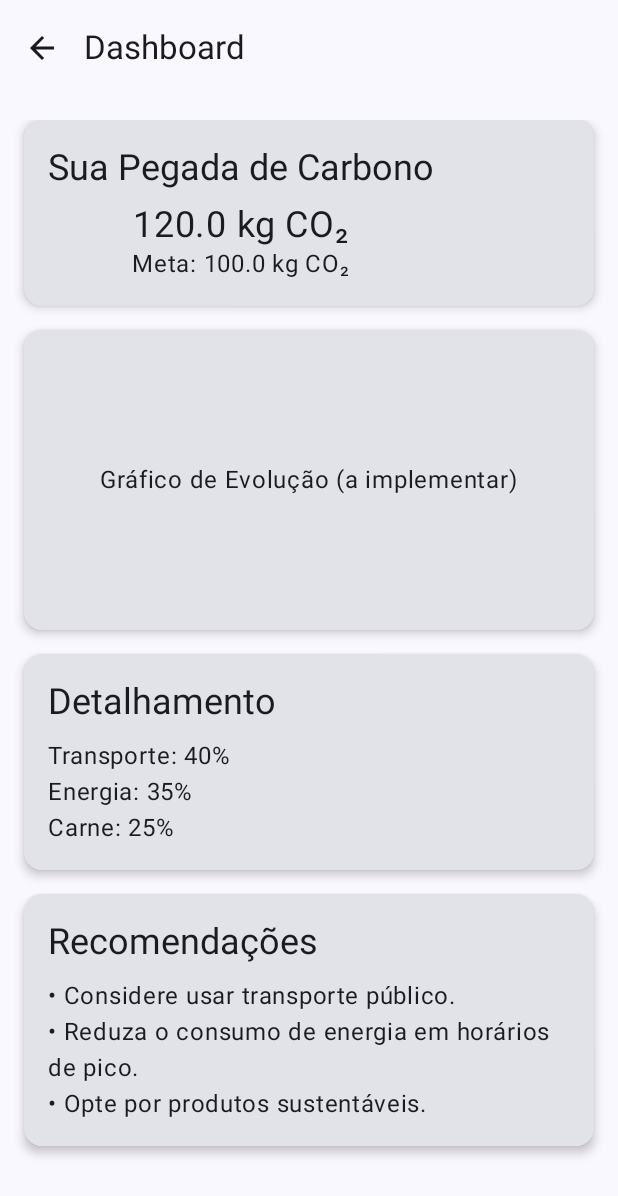
After one commit to allef-rodri/HearFlash, an Android app built with Jetpack Compose: the Dashboard screen opened through its navigation route, on a phone screen of 412 x 824 dp. The commit adds this screen. Shown: the top 1196 px of the screen. Run offline under Robolectric (Android 15) with nearby library versions, the phone set to English and light mode, and no system bars; our stand-ins replace Firebase (no records; nobody signed in at launch, a user with empty details on screens opened directly), livedata-compose.

Commit message:
feat: Add Dashboard screen and navigation
- Added a new Dashboard screen with carbon footprint information and recommendations.
- Added navigation from the Home screen to the Dashboard screen.
- Created new files `.idea/appInsightsSettings.xml` and `.idea/studiobot.xml`
- Updated Home screen with a button to navigate to Dashboard screen
- Added back button in Dashboard screen.

```diff
--- a/app/src/main/java/br/com/hearflash/MyAppNavigation.kt
+++ b/app/src/main/java/br/com/hearflash/MyAppNavigation.kt
@@ -5,6 +5,7 @@ import androidx.compose.ui.Modifier
 import androidx.navigation.compose.NavHost
 import androidx.navigation.compose.composable
 import androidx.navigation.compose.rememberNavController
+import br.com.hearflash.screens.Dashboard
 import br.com.hearflash.screens.Home
 import br.com.hearflash.screens.Login
 import br.com.hearflash.screens.SignUp
@@ -35,5 +36,14 @@ fun MyAppNavigation(modifier: Modifier = Modifier, authViewModel: AuthViewModel)
                 authViewModel
             )
         }
+        composable("dashboard") {
+            Dashboard(
+                modifier,
+                navController,
+                authViewModel,
+                pegadaCarbono = 120.0,
+                meta = 100.0
+            )
+        }
     })
 }
--- /dev/null
+++ b/app/src/main/java/br/com/hearflash/screens/Dashboard.kt
@@ -0,0 +1,131 @@
+package br.com.hearflash.screens
+
+import androidx.compose.foundation.layout.Arrangement
+import androidx.compose.foundation.layout.Column
+import androidx.compose.foundation.layout.fillMaxSize
+import androidx.compose.foundation.layout.padding
+import androidx.compose.foundation.layout.Spacer
+import androidx.compose.foundation.layout.height
+import androidx.compose.foundation.layout.fillMaxWidth
+import androidx.compose.foundation.layout.Box
+import androidx.compose.foundation.rememberScrollState
+import androidx.compose.foundation.verticalScroll
+import androidx.compose.material3.Card
+import androidx.compose.material3.CardDefaults
+import androidx.compose.material3.Icon
+import androidx.compose.material3.IconButton
+import androidx.compose.material3.Scaffold
+import androidx.compose.material3.Text
+import androidx.compose.material3.TopAppBar
+import androidx.compose.material3.MaterialTheme
+import androidx.compose.material.icons.Icons
+import androidx.compose.material.icons.filled.ArrowBack
+import androidx.compose.material3.ExperimentalMaterial3Api
+import androidx.compose.runtime.Composable
+import androidx.compose.runtime.LaunchedEffect
+import androidx.compose.runtime.livedata.observeAsState
+import androidx.compose.ui.Alignment
+import androidx.compose.ui.Modifier
+import androidx.compose.ui.unit.dp
+import androidx.compose.ui.unit.sp
+import androidx.navigation.NavController
+import br.com.hearflash.AuthViewModel
+
+@OptIn(ExperimentalMaterial3Api::class)
+@Composable
+fun Dashboard(
+    modifier: Modifier = Modifier,
+    navController: NavController,
+    authViewModel: AuthViewModel,
+    pegadaCarbono: Double,
+    meta: Double
+) {
+    val authState = authViewModel.authState.observeAsState()
+
+    LaunchedEffect(authState.value) {
+        if (authState.value is AuthViewModel.AuthState.Unauthenticated) {
+            navController.navigate("login")
+        }
+    }
+
+    Scaffold(
+        topBar = {
+            TopAppBar(
+                title = { Text("Dashboard") },
+                navigationIcon = {
+                    IconButton(onClick = { navController.navigate("home") }) {
+                        Icon(
+                            imageVector = Icons.Default.ArrowBack,
+                            contentDescription = "Voltar para Home"
+                        )
+                    }
+                }
+            )
+        },
+        content = { innerPadding ->
+            Column(
+                modifier = modifier
+                    .fillMaxSize()
+                    .padding(innerPadding)
+                    .padding(16.dp)
+                    .verticalScroll(rememberScrollState()),
+                verticalArrangement = Arrangement.spacedBy(16.dp)
+            ) {
+                Card(
+                    modifier = Modifier.fillMaxWidth(),
+                    elevation = CardDefaults.cardElevation(defaultElevation = 4.dp)
+                ) {
+                    Column(
+                        modifier = Modifier.padding(16.dp),
+                        horizontalAlignment = Alignment.CenterHorizontally
+                    ) {
+                        Text(text = "Sua Pegada de Carbono", style = MaterialTheme.typography.headlineSmall)
+                        Spacer(modifier = Modifier.height(8.dp))
+                        Text(text = "${pegadaCarbono} kg CO₂", fontSize = 24.sp)
+                        Text(text = "Meta: ${meta} kg CO₂", fontSize = 16.sp)
+                    }
+                }
+
+                Card(
+                    modifier = Modifier.fillMaxWidth(),
+                    elevation = CardDefaults.cardElevation(defaultElevation = 4.dp)
+                ) {
+                    Box(
+                        modifier = Modifier
+                            .height(200.dp)
+                            .fillMaxWidth(),
+                        contentAlignment = Alignment.Center
+                    ) {
+                        Text(text = "Gráfico de Evolução (a implementar)")
+                    }
+                }
+
+                Card(
+                    modifier = Modifier.fillMaxWidth(),
+                    elevation = CardDefaults.cardElevation(defaultElevation = 4.dp)
+                ) {
+                    Column(modifier = Modifier.padding(16.dp)) {
+                        Text(text = "Detalhamento", style = MaterialTheme.typography.headlineSmall)
+                        Spacer(modifier = Modifier.height(8.dp))
+                        Text(text = "Transporte: 40%")
+                        Text(text = "Energia: 35%")
+                        Text(text = "Carne: 25%")
+                    }
+                }
+
+                Card(
+                    modifier = Modifier.fillMaxWidth(),
+                    elevation = CardDefaults.cardElevation(defaultElevation = 4.dp)
+                ) {
+                    Column(modifier = Modifier.padding(16.dp)) {
+                        Text(text = "Recomendações", style = MaterialTheme.typography.headlineSmall)
+                        Spacer(modifier = Modifier.height(8.dp))
+                        Text(text = "• Considere usar transporte público.")
+                        Text(text = "• Reduza o consumo de energia em horários de pico.")
+                        Text(text = "• Opte por produtos sustentáveis.")
+                    }
+                }
+            }
+        }
+    )
+}
--- a/app/src/main/java/br/com/hearflash/screens/Home.kt
+++ b/app/src/main/java/br/com/hearflash/screens/Home.kt
@@ -2,7 +2,10 @@ package br.com.hearflash.screens
 
 import androidx.compose.foundation.layout.Arrangement
 import androidx.compose.foundation.layout.Column
+import androidx.compose.foundation.layout.Spacer
 import androidx.compose.foundation.layout.fillMaxSize
+import androidx.compose.foundation.layout.height
+import androidx.compose.material3.Button
 import androidx.compose.material3.Text
 import androidx.compose.material3.TextButton
 import androidx.compose.runtime.Composable
@@ -10,6 +13,7 @@ import androidx.compose.runtime.LaunchedEffect
 import androidx.compose.runtime.livedata.observeAsState
 import androidx.compose.ui.Alignment
 import androidx.compose.ui.Modifier
+import androidx.compose.ui.unit.dp
 import androidx.compose.ui.unit.sp
 import androidx.navigation.NavController
 import br.com.hearflash.AuthViewModel
@@ -37,6 +41,14 @@ fun Home(modifier: Modifier = Modifier, navController: NavController, authViewMo
     ) {
         Text(text = "Home", fontSize = 32.sp)
 
+        Spacer(modifier = Modifier.height(16.dp))
+
+        Button(onClick = { navController.navigate("dashboard") }) {
+            Text(text = "Dashboard")
+        }
+
+        Spacer(modifier = Modifier.height(16.dp))
+
         TextButton(onClick = { authViewModel.logout() }) {
             Text(text = "Sair")
         }
```
